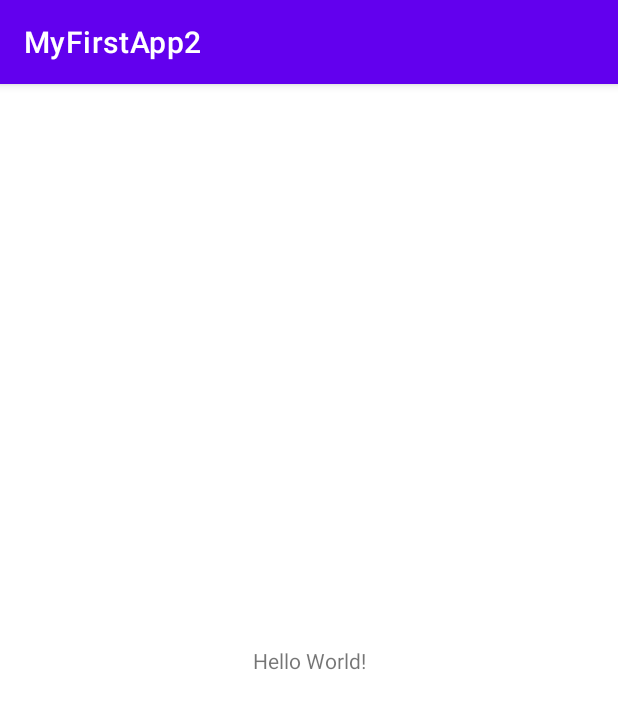
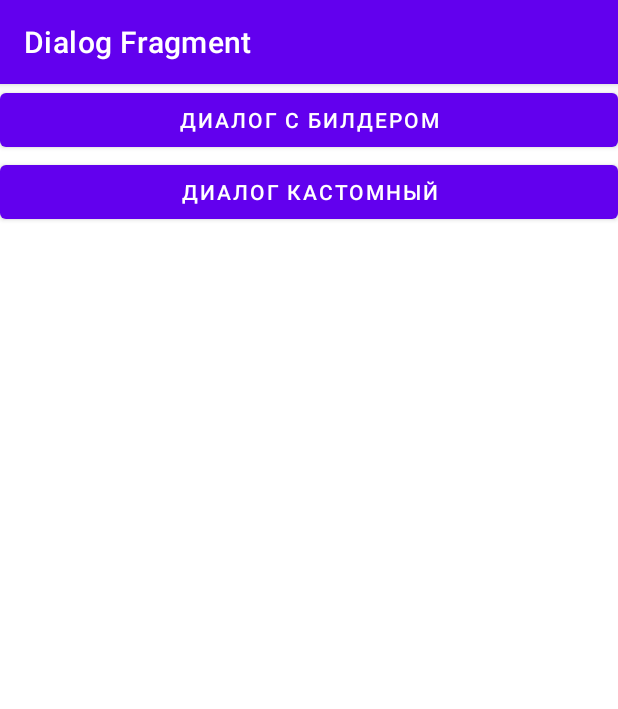
Before and after one commit to shumvlesu/MyFirstApp2, an Android app: the screen it shows after launch (MainActivity), on a phone screen of 412 x 824 dp. Shown: the top 709 px of the screen. Run offline under Robolectric (Android 15) with nearby library versions, the phone set to English and light mode, and no system bars.

Commit message:
11 урок. DialogFragment стр. методички - 23, урок 1:47:15

```diff
--- a/app/build.gradle
+++ b/app/build.gradle
@@ -33,6 +33,7 @@ dependencies {
     implementation 'androidx.appcompat:appcompat:1.2.0'
     implementation 'com.google.android.material:material:1.3.0'
     implementation 'androidx.constraintlayout:constraintlayout:2.0.4'
+    implementation 'androidx.legacy:legacy-support-v4:1.0.0'
     testImplementation 'junit:junit:4.+'
     androidTestImplementation 'androidx.test.ext:junit:1.1.2'
     androidTestImplementation 'androidx.test.espresso:espresso-core:3.3.0'
--- a/app/src/main/java/com/shumikhin/myfirstapp2/MainActivity.java
+++ b/app/src/main/java/com/shumikhin/myfirstapp2/MainActivity.java
@@ -1,8 +1,12 @@
 package com.shumikhin.myfirstapp2;
 
+import android.os.Bundle;
+import android.view.View;
+import android.widget.Button;
+import android.widget.Toast;
+
 import androidx.appcompat.app.AppCompatActivity;
-
-import android.os.Bundle;
+import androidx.fragment.app.DialogFragment;
 
 public class MainActivity extends AppCompatActivity {
 
@@ -10,5 +14,32 @@ public class MainActivity extends AppCompatActivity {
     protected void onCreate(Bundle savedInstanceState) {
         super.onCreate(savedInstanceState);
         setContentView(R.layout.activity_main);
+
+        Button fragmentBuilderButton = findViewById(R.id.dialogBuilder);
+        fragmentBuilderButton.setOnClickListener(fragmentBuilderAction);
+        Button fragmentCustomButton = findViewById(R.id.dialogCustom);
+        fragmentCustomButton.setOnClickListener(fragmentCustomAction);
     }
+
+    private View.OnClickListener fragmentBuilderAction = new View.OnClickListener() {
+        @Override
+        public void onClick(View v) {
+            DialogFragment dlgBuilder = new DialogBuilderFragment();
+            dlgBuilder.show(getSupportFragmentManager(), "transactionTag");
+        }
+    };
+
+    private View.OnClickListener fragmentCustomAction = new View.OnClickListener() {
+        @Override
+        public void onClick(View v) {
+            DialogFragment dlgCustom = new DialogCustomFragment();
+            dlgCustom.show(getSupportFragmentManager(), "transactionTag");
+        }
+    };
+
+    // Метод для общения с диалоговыми окнами
+    public void onDialogResult(String resultDialog) {
+        Toast.makeText(this, "Выбрано " + resultDialog, Toast.LENGTH_SHORT).show();
+    }
+
 }
--- a/app/src/main/res/layout/activity_main.xml
+++ b/app/src/main/res/layout/activity_main.xml
@@ -1,18 +1,18 @@
 <?xml version="1.0" encoding="utf-8"?>
-<androidx.constraintlayout.widget.ConstraintLayout xmlns:android="http://schemas.android.com/apk/res/android"
-    xmlns:app="http://schemas.android.com/apk/res-auto"
+<LinearLayout xmlns:android="http://schemas.android.com/apk/res/android"
     xmlns:tools="http://schemas.android.com/tools"
     android:layout_width="match_parent"
     android:layout_height="match_parent"
+    android:orientation="vertical"
     tools:context=".MainActivity">
-
-    <TextView
-        android:layout_width="wrap_content"
+    <Button
+        android:id="@+id/dialogBuilder"
+        android:layout_width="match_parent"
         android:layout_height="wrap_content"
-        android:text="Hello World!"
-        app:layout_constraintBottom_toBottomOf="parent"
-        app:layout_constraintLeft_toLeftOf="parent"
-        app:layout_constraintRight_toRightOf="parent"
-        app:layout_constraintTop_toTopOf="parent" />
-
-</androidx.constraintlayout.widget.ConstraintLayout>
+        android:text="@string/dialog_builder" />
+    <Button
+        android:id="@+id/dialogCustom"
+        android:layout_width="match_parent"
+        android:layout_height="wrap_content"
+        android:text="@string/dialog_custom" />
+</LinearLayout>
--- a/app/src/main/res/values/strings.xml
+++ b/app/src/main/res/values/strings.xml
@@ -1,3 +1,9 @@
 <resources>
-    <string name="app_name">MyFirstApp2</string>
+    <string name="app_name">Dialog Fragment</string>
+    <string name="dialog_builder">Диалог с билдером</string>
+    <string name="dialog_custom">Диалог кастомный</string>
+    <string name="title_dialog">Введите имя</string>
+    <string name="done">готово</string>
+    <!-- TODO: Remove or change this placeholder text -->
+    <string name="hello_blank_fragment">Hello blank fragment</string>
 </resources>
--- a/build.gradle
+++ b/build.gradle
@@ -5,7 +5,7 @@ buildscript {
         jcenter()
     }
     dependencies {
-        classpath "com.android.tools.build:gradle:4.1.3"
+        classpath 'com.android.tools.build:gradle:4.2.0'
 
         // NOTE: Do not place your application dependencies here; they belong
         // in the individual module build.gradle files
```
Also changed, not shown: app/src/main/java/com/shumikhin/myfirstapp2/DialogBuilderFragment.java (added, +42 -0 lines), app/src/main/java/com/shumikhin/myfirstapp2/DialogCustomFragment.java (added, +38 -0 lines), app/src/main/res/layout/dialog_custom.xml (added, +12 -0 lines), app/src/main/res/layout/dialogfragment_custom.xml (added, +29 -0 lines), gradle/wrapper/gradle-wrapper.properties.
